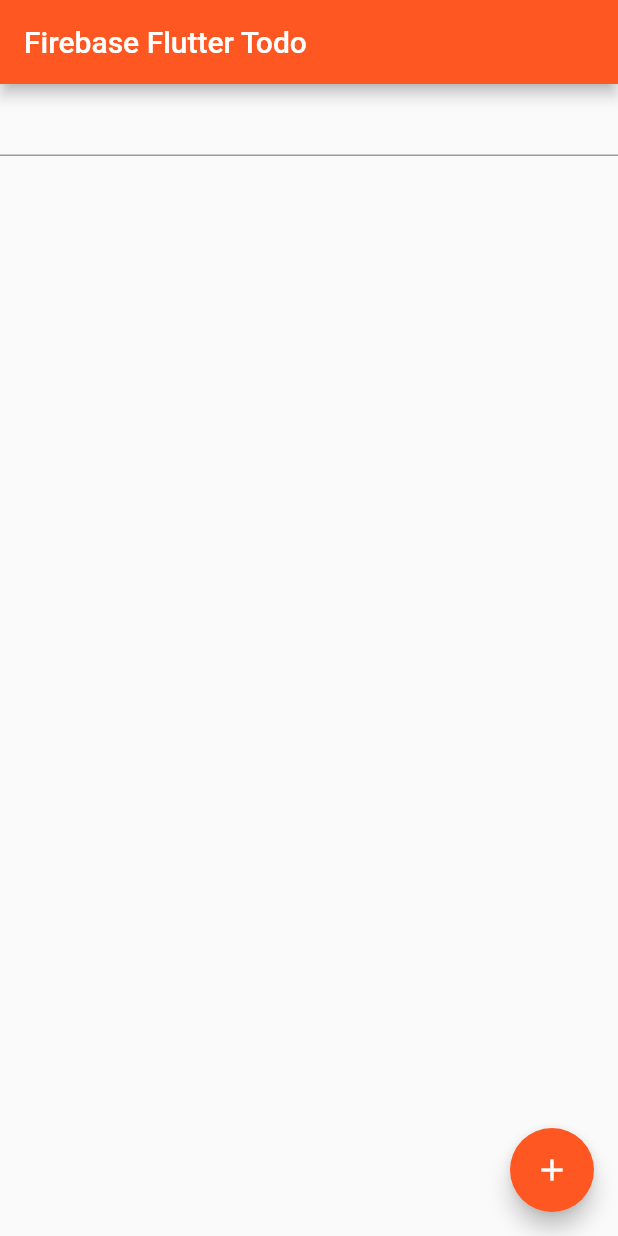
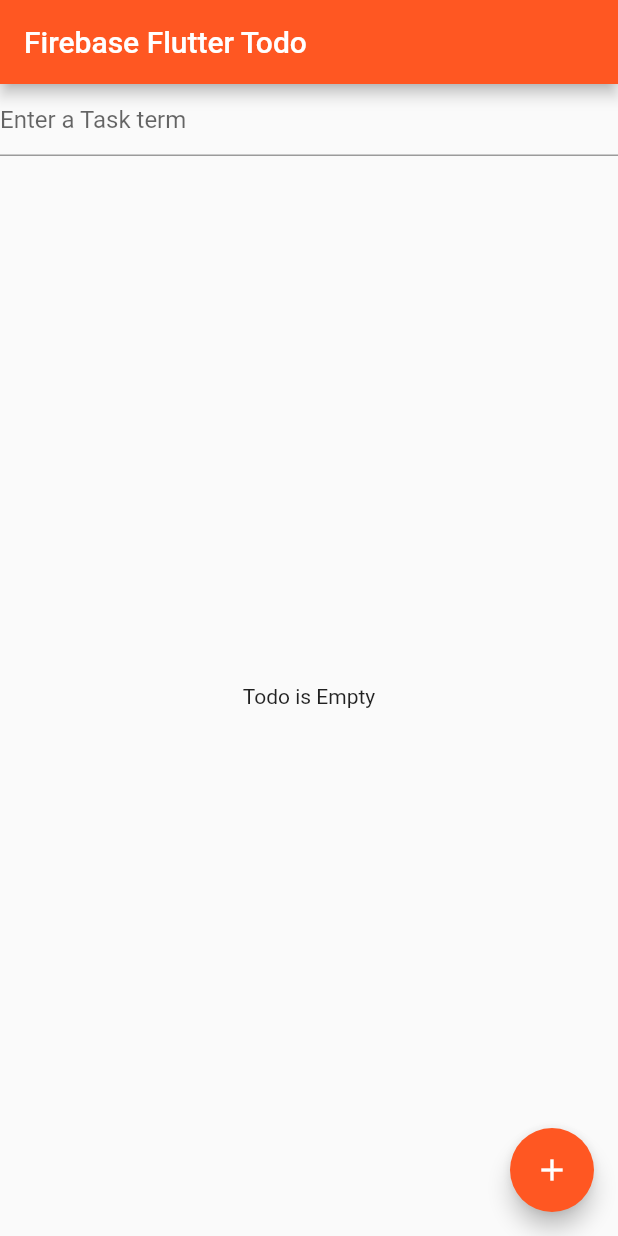
Before and after one commit to hamsahmedansari/Flutter-Firebase-Todo, a Flutter app: the screen it shows after launch, on a phone screen of 412 x 824 dp. Run offline on Flutter 3.47's test engine with Material 2 defaults, Android fonts, the phone set to English and light mode, and no system bars.

Commit message:
add conditional rendering

```diff
--- a/lib/main.dart
+++ b/lib/main.dart
@@ -124,11 +124,16 @@ class _MyHomePageState extends State<MyHomePage> {
           // axis because Columns are vertical (the cross axis would be
           // horizontal).
           children: <Widget>[
-            TextField(
+            Container(
+              child: TextField(
                 controller: searchController,
+                decoration: InputDecoration(hintText: 'Enter a Task term'),
+              ),
             ),
             new Expanded(
-              child: new ListView.builder(
+              child: todo.isEmpty
+                  ? Center(child: Text('Todo is Empty'))
+                  : new ListView.builder(
                       itemCount: todo.length,
                       itemBuilder: (BuildContext ctxt, int Index) {
                         return Container(
```
Lines whose indentation alone changed are shown as unchanged.
